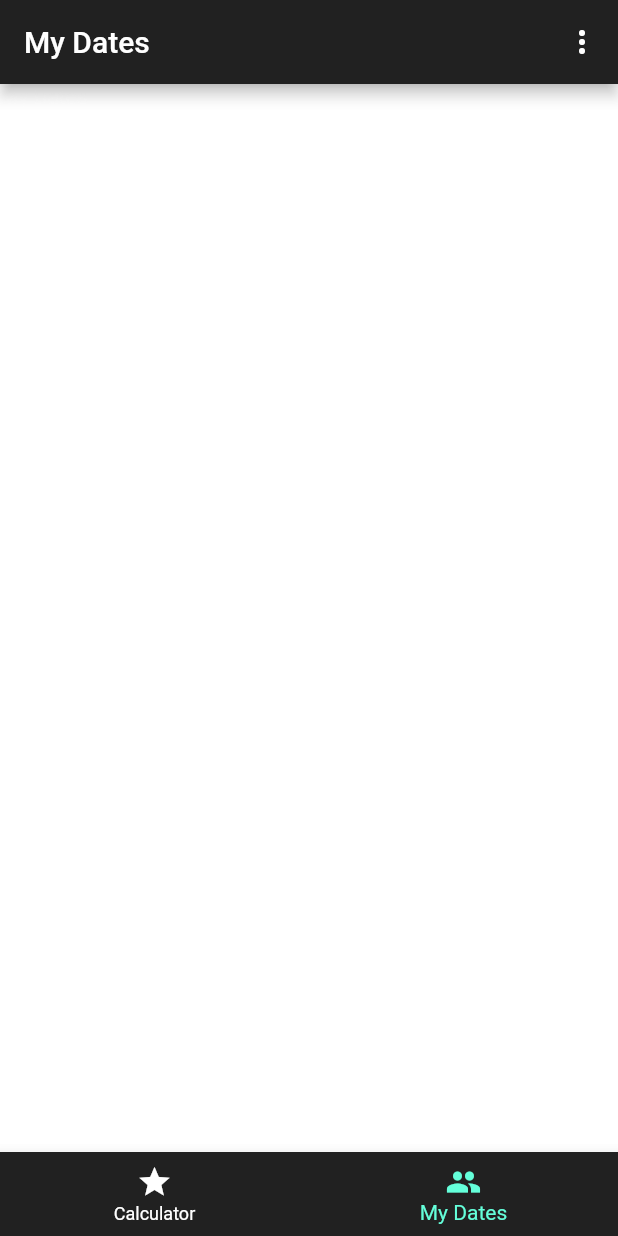
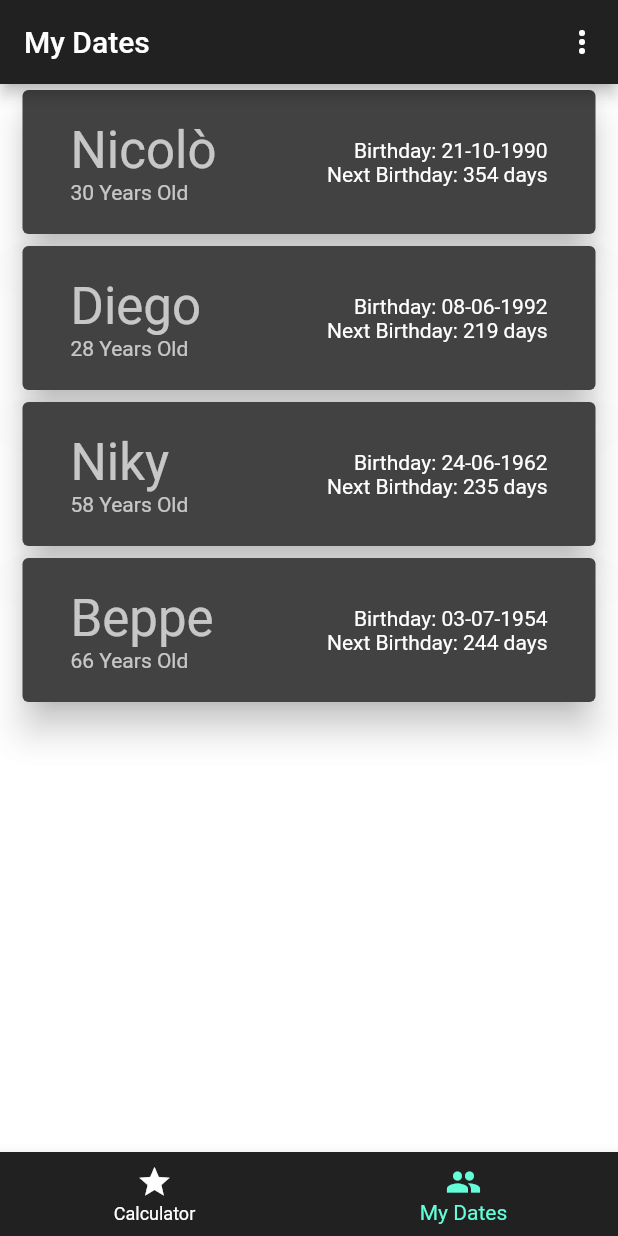
Before and after one commit to nick990/AgeCalculator, a Flutter app: the screen it shows after launch, item 2 of the bottom bar chosen, on a phone screen of 412 x 824 dp. Run offline on Flutter 3.47's test engine with Material 2 defaults, Android fonts, the phone set to English and light mode, and no system bars; our stand-ins replace share.

Commit message:
Added MyDates list to MyDatesPS. Added mock data to MyDatesProvider.

```diff
--- a/lib/models/MyDate.dart
+++ b/lib/models/MyDate.dart
@@ -1,4 +1,16 @@
+import 'package:flutter/material.dart';
+
+import 'Age.dart';
+
 class MyDate {
-  String name;
-  DateTime birthday;
+  final String name;
+  final DateTime birthday;
+  AgeModel age;
+
+  MyDate({
+    @required this.name,
+    @required this.birthday,
+  }) {
+    this.age = AgeModel.today(birthday: this.birthday);
+  }
 }
--- a/lib/pages/my_dates_partial_screen.dart
+++ b/lib/pages/my_dates_partial_screen.dart
@@ -1,15 +1,24 @@
+import 'package:age_calculator/providers/mydates_provider.dart';
 import 'package:age_calculator/providers/settings_provider.dart';
+import 'package:age_calculator/widgets/mydate.dart';
 import 'package:flutter/material.dart';
+import 'package:intl/intl.dart';
 import 'package:provider/provider.dart';
 
 class MyDatesPartialScreen extends StatelessWidget {
   @override
   Widget build(BuildContext context) {
+    final myDatesProvider = Provider.of<MyDatesProvider>(context);
     final settingsProvider = Provider.of<SettingsProvider>(context);
-    final format = settingsProvider.format;
-    return Scaffold(
-      body: SingleChildScrollView(
-        child: Text('My Dates\n$format'),
+    return SafeArea(
+      child: Scaffold(
+        body: ListView.builder(
+          itemBuilder: (_, i) => MyDateWidget(
+            myDate: myDatesProvider.myDates[i],
+            formatter: DateFormat(settingsProvider.format),
+          ),
+          itemCount: myDatesProvider.myDates.length,
+        ),
       ),
     );
   }
--- a/lib/providers/mydates_provider.dart
+++ b/lib/providers/mydates_provider.dart
@@ -2,9 +2,26 @@ import 'package:age_calculator/models/MyDate.dart';
 import 'package:flutter/material.dart';
 
 class MyDatesProvider with ChangeNotifier {
-  List<MyDate> _myDates = [];
+  List<MyDate> _myDates = [
+    MyDate(
+      name: 'Nicolò',
+      birthday: new DateTime.utc(1990, DateTime.october, 21),
+    ),
+    MyDate(
+      name: 'Diego',
+      birthday: new DateTime.utc(1992, DateTime.june, 8),
+    ),
+    MyDate(
+      name: 'Niky',
+      birthday: new DateTime.utc(1962, DateTime.june, 24),
+    ),
+    MyDate(
+      name: 'Beppe',
+      birthday: new DateTime.utc(1954, DateTime.july, 3),
+    ),
+  ];
 
   List<MyDate> get myDates {
-    return _myDates;
+    return [..._myDates];
   }
 }
--- a/lib/providers/settings_provider.dart
+++ b/lib/providers/settings_provider.dart
@@ -17,7 +17,7 @@ class SettingsProvider with ChangeNotifier {
     return _format;
   }
 
-  void set format(String newValue) {
+  set format(String newValue) {
     _format = newValue;
     notifyListeners();
   }
--- /dev/null
+++ b/lib/widgets/mydate.dart
@@ -0,0 +1,42 @@
+import 'package:age_calculator/models/MyDate.dart';
+import 'package:flutter/material.dart';
+import 'package:intl/intl.dart';
+
+class MyDateWidget extends StatelessWidget {
+  final MyDate myDate;
+  final DateFormat formatter;
+
+  const MyDateWidget({Key key, this.myDate, this.formatter}) : super(key: key);
+
+  @override
+  Widget build(BuildContext context) {
+    return Card(
+      margin: EdgeInsets.symmetric(horizontal: 15, vertical: 4),
+      child: Padding(
+        padding: const EdgeInsets.all(16.0),
+        child: ListTile(
+          title: Text(
+            '${myDate.name}',
+            style: Theme.of(context).textTheme.headline4,
+          ),
+          subtitle: Column(
+            crossAxisAlignment: CrossAxisAlignment.start,
+            children: [
+              // Text("Birthday: ${this.formatter.format(myDate.birthday)}"),
+              Text("${this.myDate.age.years} Years Old"),
+            ],
+          ),
+          // trailing: IconButton(icon: Icon(Icons.delete), onPressed: null),
+          trailing: Column(
+            crossAxisAlignment: CrossAxisAlignment.end,
+            mainAxisAlignment: MainAxisAlignment.center,
+            children: [
+              Text("Birthday: ${this.formatter.format(myDate.birthday)}"),
+              Text("Next Birthday: ${this.myDate.age.daysToNextBD} days"),
+            ],
+          ),
+        ),
+      ),
+    );
+  }
+}
```
